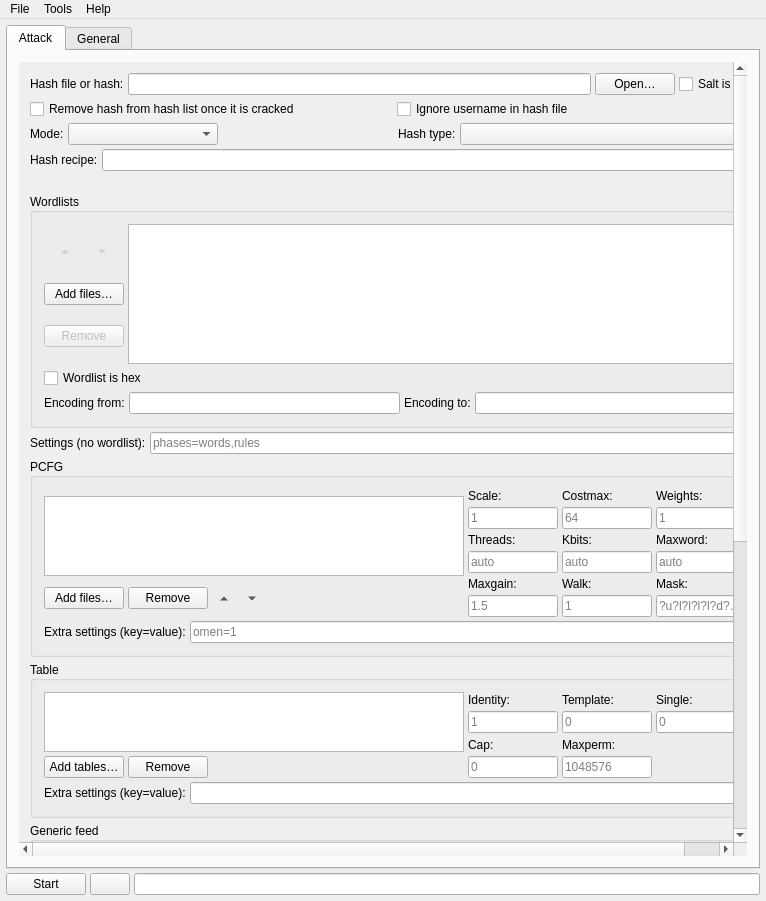
The window that src/mainwindow.ui (rgroesslinger/hashcat-gui) describes before a commit, drawn with Qt 5.
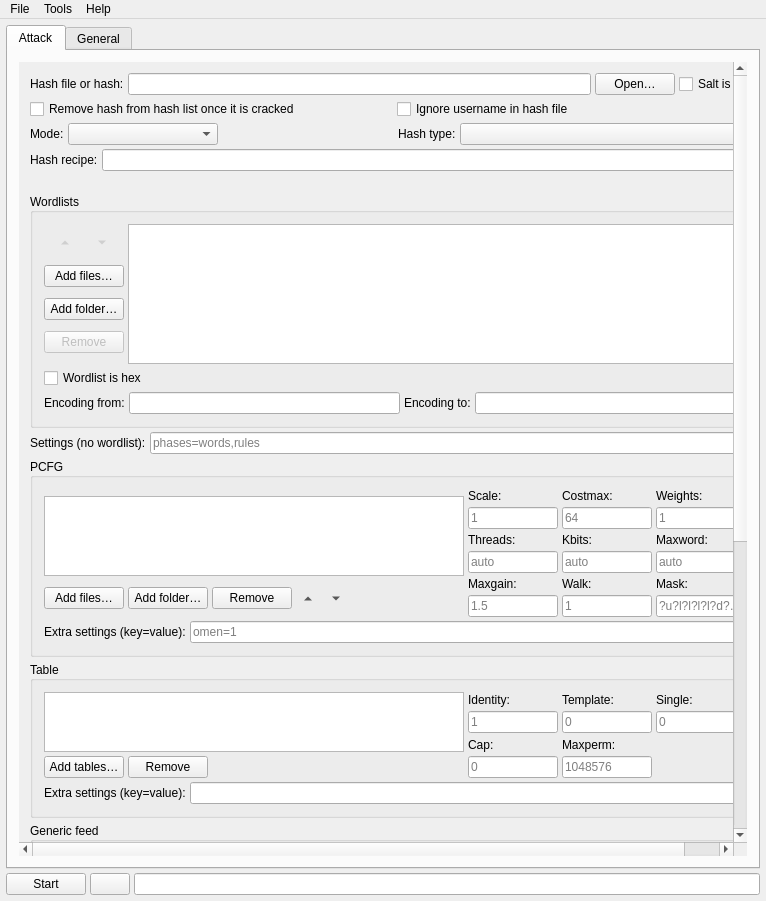
The same window after the commit. Icons and pictures are not drawn.

Commit message:
Support folders for wordlists and PCFG rulesets
hashcat 8.0.0 takes a folder as a base wordlist and a ruleset folder
named by Grammar/grammar.txt; a table is still a file only. Add a folder
button for the two lists and let the monitor judge each kind by its own
rule. The list hashcat multiplies (?q) is read by one feed instance, so
a folder there is refused before launch.

Patch:
```diff
--- a/src/mainwindow.ui
+++ b/src/mainwindow.ui
@@ -352,6 +352,22 @@
                      </property>
                     </widget>
                    </item>
+                   <item>
+                    <widget class="QPushButton" name="pushButton_add_wordlist_folder">
+                     <property name="sizePolicy">
+                      <sizepolicy hsizetype="Preferred" vsizetype="Fixed">
+                       <horstretch>0</horstretch>
+                       <verstretch>0</verstretch>
+                      </sizepolicy>
+                     </property>
+                     <property name="toolTip">
+                      <string>hashcat reads every file directly inside the folder as one wordlist.</string>
+                     </property>
+                     <property name="text">
+                      <string>Add folder…</string>
+                     </property>
+                    </widget>
+                   </item>
                    <item>
                     <widget class="QPushButton" name="pushButton_remove_wordlist">
                      <property name="enabled">
@@ -544,6 +560,16 @@
               </property>
              </widget>
                      </item>
+                     <item>
+             <widget class="QPushButton" name="pushButton_open_pcfg_ruleset_folder">
+              <property name="toolTip">
+               <string>A ruleset folder needs a Grammar/grammar.txt.</string>
+              </property>
+              <property name="text">
+               <string>Add folder…</string>
+              </property>
+             </widget>
+                     </item>
                      <item>
              <widget class="QPushButton" name="pushButton_remove_pcfg_ruleset">
               <property name="text">
```
Left out of the diff: 2 changed lines with no effect on the pictures. The commit also changes 15 other files.
